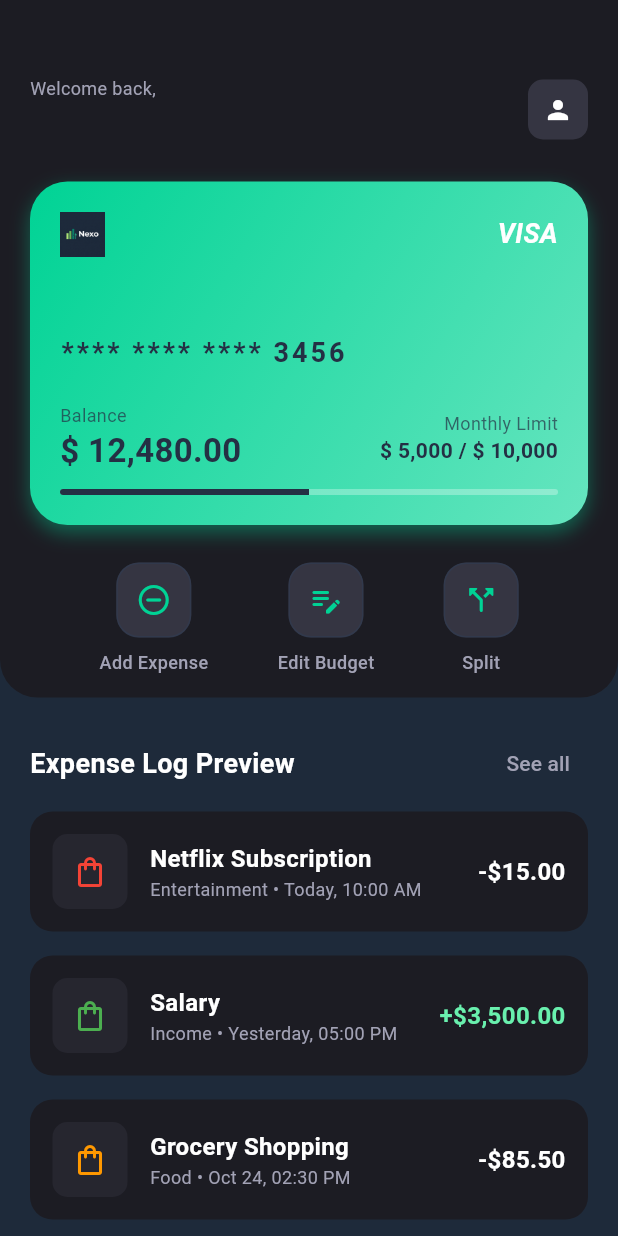
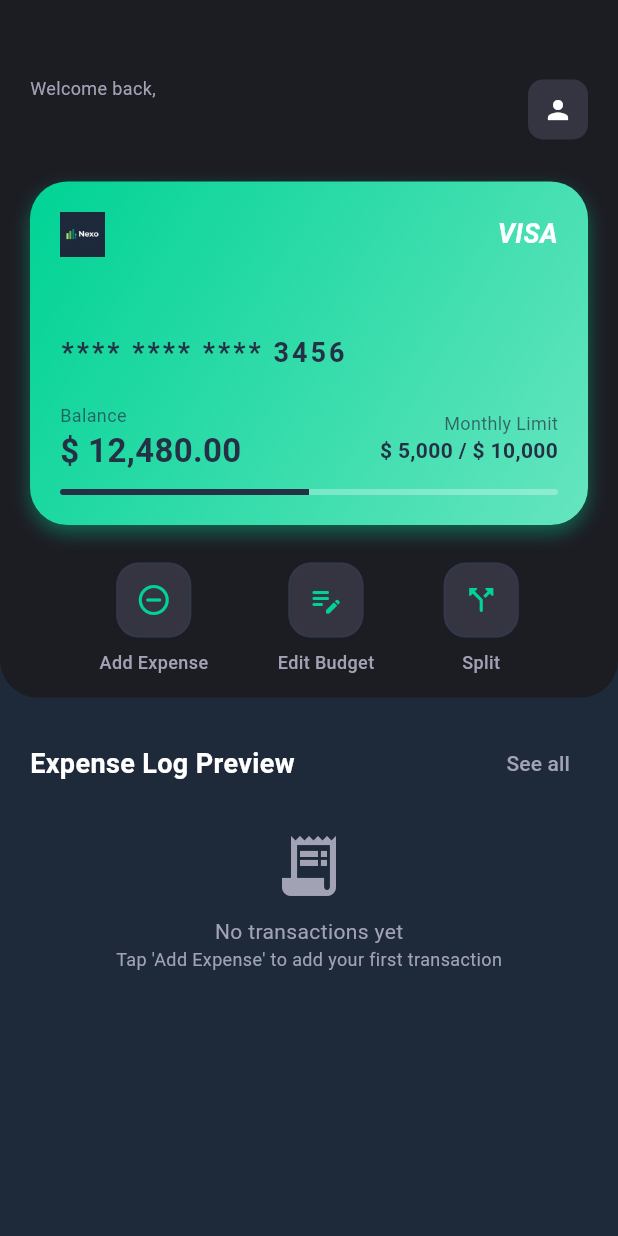
Before and after one commit to ElizabethMM36/kash, a Flutter app: the HomeView screen opened directly, on a phone screen of 412 x 824 dp. Run offline on Flutter 3.47's test engine with Material 3 defaults, Android fonts, the phone set to English and light mode, and no system bars; our stand-ins replace cloud_firestore, firebase_auth, firebase_core, fl_chart, shared_preferences; accounts and stored records are empty.

Commit message:
Add expense log preview feature - save transactions to Firebase and display in dashboard

```diff
--- a/lib/view/home/home_view.dart
+++ b/lib/view/home/home_view.dart
@@ -4,6 +4,7 @@ import 'package:kash/view/add_transaction/add_transaction_view.dart';
 import 'package:kash/view/split_expense/split_expense_view.dart';
 import 'package:firebase_auth/firebase_auth.dart';
 import 'package:cloud_firestore/cloud_firestore.dart';
+import 'package:kash/services/transaction_service.dart';
 
 class HomeView extends StatefulWidget {
   const HomeView({super.key});
@@ -14,6 +15,8 @@ class HomeView extends StatefulWidget {
 
 class _HomeViewState extends State<HomeView> {
   String userName = "Loading...";
+  final TransactionService _transactionService = TransactionService();
+
   void loadUserData() async {
     final user = FirebaseAuth.instance.currentUser;
 
@@ -37,41 +40,45 @@ class _HomeViewState extends State<HomeView> {
     loadUserData();
   }
 
-  // Dummy data for recent transactions
-  List<Map<String, dynamic>> recentTransactions = [
-    {
-      "name": "Netflix Subscription",
-      "date": "Today, 10:00 AM",
-      "category": "Entertainment",
-      "amount": "-\$15.00",
-      "isIncome": false,
-      "color": Colors.red,
-    },
-    {
-      "name": "Salary",
-      "date": "Yesterday, 05:00 PM",
-      "category": "Income",
-      "amount": "+\$3,500.00",
-      "isIncome": true,
-      "color": Colors.green,
-    },
-    {
-      "name": "Grocery Shopping",
-      "date": "Oct 24, 02:30 PM",
-      "category": "Food",
-      "amount": "-\$85.50",
-      "isIncome": false,
-      "color": Colors.orange,
-    },
-    {
-      "name": "Electric Bill",
-      "date": "Oct 20, 09:00 AM",
-      "category": "Bills",
-      "amount": "-\$120.00",
-      "isIncome": false,
-      "color": Colors.blue,
-    },
-  ];
+  // Helper to get category color
+  Color _getCategoryColor(String category) {
+    switch (category.toLowerCase()) {
+      case 'food':
+        return Colors.orange;
+      case 'transport':
+        return Colors.blue;
+      case 'bills':
+        return Colors.purple;
+      case 'shopping':
+        return Colors.pink;
+      case 'entertainment':
+        return Colors.red;
+      case 'health':
+        return Colors.green;
+      default:
+        return Colors.grey;
+    }
+  }
+
+  // Helper to get category icon
+  IconData _getCategoryIcon(String category) {
+    switch (category.toLowerCase()) {
+      case 'food':
+        return Icons.restaurant;
+      case 'transport':
+        return Icons.directions_car;
+      case 'bills':
+        return Icons.receipt;
+      case 'shopping':
+        return Icons.shopping_bag_outlined;
+      case 'entertainment':
+        return Icons.movie;
+      case 'health':
+        return Icons.medical_services;
+      default:
+        return Icons.attach_money;
+    }
+  }
 
   @override
   Widget build(BuildContext context) {
@@ -333,13 +340,53 @@ class _HomeViewState extends State<HomeView> {
               ),
             ),
 
-            ListView.builder(
+            StreamBuilder<List<Map<String, dynamic>>>(
+              stream: _transactionService.getRecentTransactions(),
+              builder: (context, snapshot) {
+                if (snapshot.connectionState == ConnectionState.waiting) {
+                  return const Padding(
+                    padding: EdgeInsets.all(20),
+                    child: Center(child: CircularProgressIndicator()),
+                  );
+                }
+
+                final transactions = snapshot.data ?? [];
+
+                if (transactions.isEmpty) {
+                  return Padding(
+                    padding: const EdgeInsets.all(20),
+                    child: Center(
+                      child: Column(
+                        children: [
+                          Icon(Icons.receipt_long, color: TColor.gray30, size: 48),
+                          const SizedBox(height: 10),
+                          Text(
+                            "No transactions yet",
+                            style: TextStyle(color: TColor.gray30, fontSize: 14),
+                          ),
+                          Text(
+                            "Tap 'Add Expense' to add your first transaction",
+                            style: TextStyle(color: TColor.gray30, fontSize: 12),
+                          ),
+                        ],
+                      ),
+                    ),
+                  );
+                }
+
+                return ListView.builder(
                   padding: const EdgeInsets.symmetric(horizontal: 20),
                   physics: const NeverScrollableScrollPhysics(),
                   shrinkWrap: true,
-              itemCount: recentTransactions.length,
+                  itemCount: transactions.length,
                   itemBuilder: (context, index) {
-                var tObj = recentTransactions[index];
+                    var tObj = transactions[index];
+                    final category = tObj['category'] as String? ?? 'Other';
+                    final amount = tObj['amount'] as num? ?? 0;
+                    final note = tObj['note'] as String? ?? '';
+                    final date = tObj['date'] as String? ?? '';
+                    final isIncome = tObj['isIncome'] as bool? ?? false;
+
                     return Container(
                       margin: const EdgeInsets.symmetric(vertical: 8),
                       padding: const EdgeInsets.all(15),
@@ -358,8 +405,8 @@ class _HomeViewState extends State<HomeView> {
                             ),
                             alignment: Alignment.center,
                             child: Icon(
-                          Icons.shopping_bag_outlined,
-                          color: tObj["color"],
+                              _getCategoryIcon(category),
+                              color: _getCategoryColor(category),
                             ),
                           ),
                           const SizedBox(width: 15),
@@ -368,7 +415,7 @@ class _HomeViewState extends State<HomeView> {
                               crossAxisAlignment: CrossAxisAlignment.start,
                               children: [
                                 Text(
-                              tObj["name"],
+                                  note.isNotEmpty ? note : category,
                                   style: TextStyle(
                                     color: TColor.white,
                                     fontSize: 16,
@@ -376,7 +423,7 @@ class _HomeViewState extends State<HomeView> {
                                   ),
                                 ),
                                 Text(
-                              "${tObj["category"]} • ${tObj["date"]}",
+                                  "$category • $date",
                                   style: TextStyle(
                                     color: TColor.gray30,
                                     fontSize: 12,
@@ -386,17 +433,17 @@ class _HomeViewState extends State<HomeView> {
                             ),
                           ),
                           Text(
-                        tObj["amount"],
+                            isIncome ? "+₹${amount.toStringAsFixed(2)}" : "-₹${amount.toStringAsFixed(2)}",
                             style: TextStyle(
-                          color: tObj["isIncome"]
-                              ? Colors.greenAccent
-                              : TColor.white,
+                              color: isIncome ? Colors.greenAccent : TColor.white,
                               fontSize: 16,
                               fontWeight: FontWeight.w600,
                             ),
                           ),
                         ],
                       ),
+                    );
+                  },
                 );
               },
             ),
```
Also changed, not shown: lib/services/transaction_service.dart (added, +56 -0 lines), lib/view/add_transaction/add_transaction_view.dart (+48 -2 lines). Lines whose indentation alone changed are shown as unchanged.
